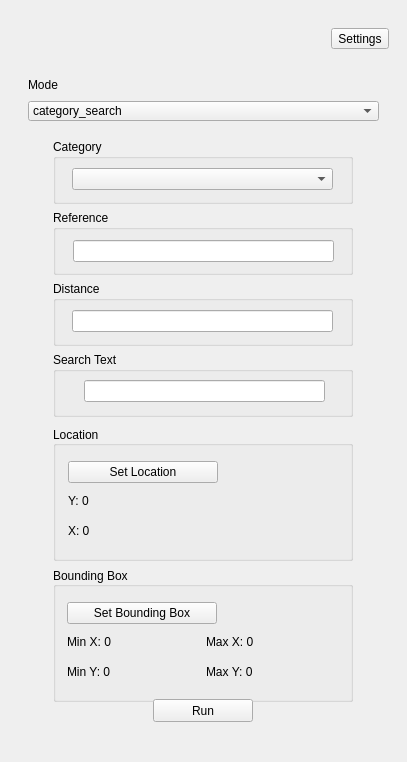
Above: UI/Search.ui from xmpli/locus-qgis before the change. Below: the same form after it.
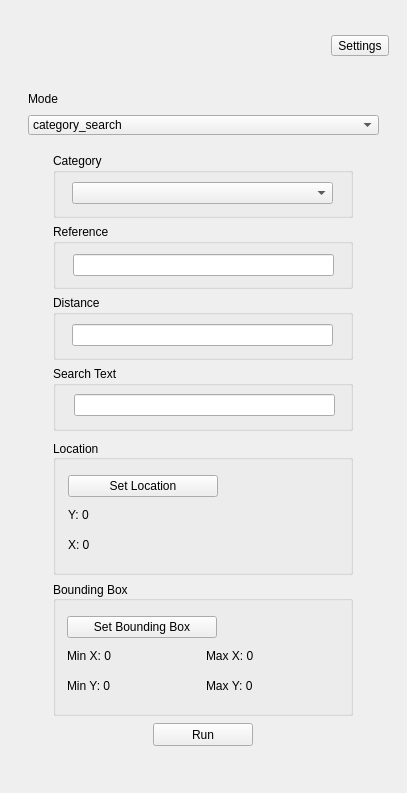
That is the form after the change.

Commit message:
Docked Widget & Spacing
- Widget is now docked on the left when opened
- Spacing above run button is adjusted

Patch:
```diff
--- a/UI/Search.ui
+++ b/UI/Search.ui
@@ -7,7 +7,7 @@
     <x>0</x>
     <y>0</y>
     <width>407</width>
-    <height>762</height>
+    <height>793</height>
    </rect>
   </property>
   <property name="sizePolicy">
@@ -388,10 +388,10 @@
                 <enum>QLayout::SetMinimumSize</enum>
                </property>
                <property name="leftMargin">
-                <number>20</number>
+                <number>10</number>
                </property>
                <property name="rightMargin">
-                <number>20</number>
+                <number>10</number>
                </property>
                <item>
                 <widget class="QLineEdit" name="searchField">
@@ -676,6 +676,22 @@
            </item>
           </layout>
          </item>
+         <item>
+          <spacer name="verticalSpacer_2">
+           <property name="orientation">
+            <enum>Qt::Vertical</enum>
+           </property>
+           <property name="sizeType">
+            <enum>QSizePolicy::Fixed</enum>
+           </property>
+           <property name="sizeHint" stdset="0">
+            <size>
+             <width>20</width>
+             <height>10</height>
+            </size>
+           </property>
+          </spacer>
+         </item>
          <item>
           <widget class="QWidget" name="horizontalWidget" native="true">
            <property name="sizePolicy">
```
The commit also changes 2 other files.
